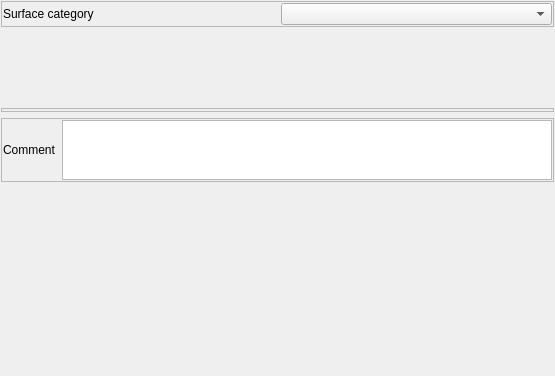
Old version of the form Lamia/iface/qgiswidget/tools/toolprepro/base3_faunaflora/lamiabase_ff_surface_tool_ui.ui in the repository Artelia/Lamia.
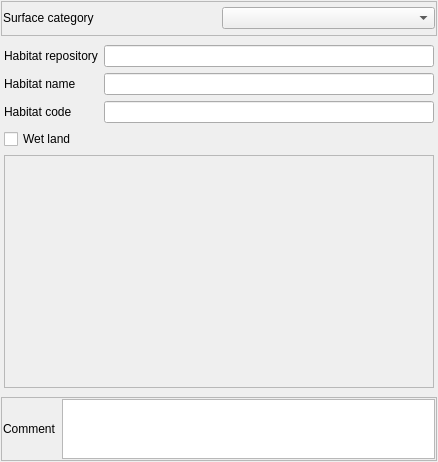
New version of the form. The open tabs and pages were chosen to show the change.

The edit to the form file:
```diff
--- a/Lamia/iface/qgiswidget/tools/toolprepro/base3_faunaflora/lamiabase_ff_surface_tool_ui.ui
+++ b/Lamia/iface/qgiswidget/tools/toolprepro/base3_faunaflora/lamiabase_ff_surface_tool_ui.ui
@@ -1,19 +1,19 @@
 <?xml version="1.0" encoding="UTF-8"?>
 <ui version="4.0">
- <class>Form_base3</class>
- <widget class="QWidget" name="Form_base3">
+ <class>Form_base3_ff</class>
+ <widget class="QWidget" name="Form_base3_ff">
   <property name="geometry">
    <rect>
     <x>0</x>
     <y>0</y>
-    <width>555</width>
-    <height>376</height>
+    <width>438</width>
+    <height>462</height>
    </rect>
   </property>
   <property name="windowTitle">
    <string>Form</string>
   </property>
-  <layout class="QVBoxLayout" name="verticalLayout" stretch="1,1,0,1,10">
+  <layout class="QVBoxLayout" name="verticalLayout" stretch="1,10,1">
    <property name="leftMargin">
     <number>1</number>
    </property>
@@ -67,6 +67,16 @@
      </property>
      <widget class="QWidget" name="FLO">
       <layout class="QGridLayout" name="gridLayout_3">
+       <item row="0" column="2">
+        <widget class="QToolButton" name="toolButton_number">
+         <property name="text">
+          <string>...</string>
+         </property>
+        </widget>
+       </item>
+       <item row="1" column="3">
+        <widget class="QLineEdit" name="lineEdit_scientificcname"/>
+       </item>
        <item row="0" column="0">
         <widget class="QLabel" name="label_4">
          <property name="text">
@@ -77,13 +87,10 @@
          </property>
         </widget>
        </item>
-       <item row="0" column="1">
-        <widget class="QSpinBox" name="spinBox_number"/>
-       </item>
        <item row="1" column="0">
         <widget class="QLabel" name="label_7">
          <property name="text">
-          <string>Nom fr</string>
+          <string>Common name</string>
          </property>
          <property name="wordWrap">
           <bool>true</bool>
@@ -96,21 +103,38 @@
        <item row="1" column="2">
         <widget class="QLabel" name="label_8">
          <property name="text">
-          <string>Nom lat</string>
+          <string>Scientific name</string>
          </property>
          <property name="wordWrap">
           <bool>true</bool>
          </property>
         </widget>
        </item>
-       <item row="1" column="3">
-        <widget class="QLineEdit" name="lineEdit_scientificcname"/>
+       <item row="0" column="1">
+        <widget class="QSpinBox" name="spinBox_number"/>
        </item>
-       <item row="0" column="2">
-        <widget class="QToolButton" name="toolButton_number">
-         <property name="text">
-          <string>...</string>
+       <item row="2" column="0" colspan="4">
+        <widget class="QFrame" name="frame_catalog_flo">
+         <property name="frameShape">
+          <enum>QFrame::StyledPanel</enum>
          </property>
+         <property name="frameShadow">
+          <enum>QFrame::Raised</enum>
+         </property>
+         <layout class="QVBoxLayout" name="verticalLayout_2">
+          <property name="leftMargin">
+           <number>1</number>
+          </property>
+          <property name="topMargin">
+           <number>1</number>
+          </property>
+          <property name="rightMargin">
+           <number>1</number>
+          </property>
+          <property name="bottomMargin">
+           <number>1</number>
+          </property>
+         </layout>
         </widget>
        </item>
       </layout>
@@ -129,19 +153,52 @@
        <property name="bottomMargin">
         <number>3</number>
        </property>
-      </layout>
-     </widget>
-    </widget>
-   </item>
-   <item>
-    <widget class="QFrame" name="frame_catalog">
+       <item row="1" column="0">
+        <widget class="QLabel" name="label_2">
+         <property name="text">
+          <string>Habitat name</string>
+         </property>
+        </widget>
+       </item>
+       <item row="1" column="1">
+        <widget class="QLineEdit" name="lineEdit_habname"/>
+       </item>
+       <item row="3" column="0">
+        <widget class="QCheckBox" name="checkBox_wetland">
+         <property name="text">
+          <string>Wet land</string>
+         </property>
+        </widget>
+       </item>
+       <item row="2" column="0">
+        <widget class="QLabel" name="label_3">
+         <property name="text">
+          <string>Habitat code</string>
+         </property>
+        </widget>
+       </item>
+       <item row="2" column="1">
+        <widget class="QLineEdit" name="lineEdit_habcode"/>
+       </item>
+       <item row="0" column="0">
+        <widget class="QLabel" name="label_5">
+         <property name="text">
+          <string>Habitat repository</string>
+         </property>
+        </widget>
+       </item>
+       <item row="0" column="1">
+        <widget class="QLineEdit" name="lineEdit_habrepository"/>
+       </item>
+       <item row="4" column="0" colspan="2">
+        <widget class="QFrame" name="frame_catalog_hab">
      <property name="frameShape">
       <enum>QFrame::StyledPanel</enum>
      </property>
      <property name="frameShadow">
       <enum>QFrame::Raised</enum>
      </property>
-     <layout class="QVBoxLayout" name="verticalLayout_2">
+         <layout class="QVBoxLayout" name="verticalLayout_3">
       <property name="leftMargin">
        <number>1</number>
       </property>
@@ -155,6 +212,10 @@
        <number>1</number>
       </property>
      </layout>
+        </widget>
+       </item>
+      </layout>
+     </widget>
     </widget>
    </item>
    <item>
@@ -201,19 +262,6 @@
      </layout>
     </widget>
    </item>
-   <item>
-    <spacer name="verticalSpacer">
-     <property name="orientation">
-      <enum>Qt::Vertical</enum>
-     </property>
-     <property name="sizeHint" stdset="0">
-      <size>
-       <width>20</width>
-       <height>40</height>
-      </size>
-     </property>
-    </spacer>
-   </item>
   </layout>
  </widget>
  <resources/>
```
Lines whose indentation alone changed are shown as unchanged.
